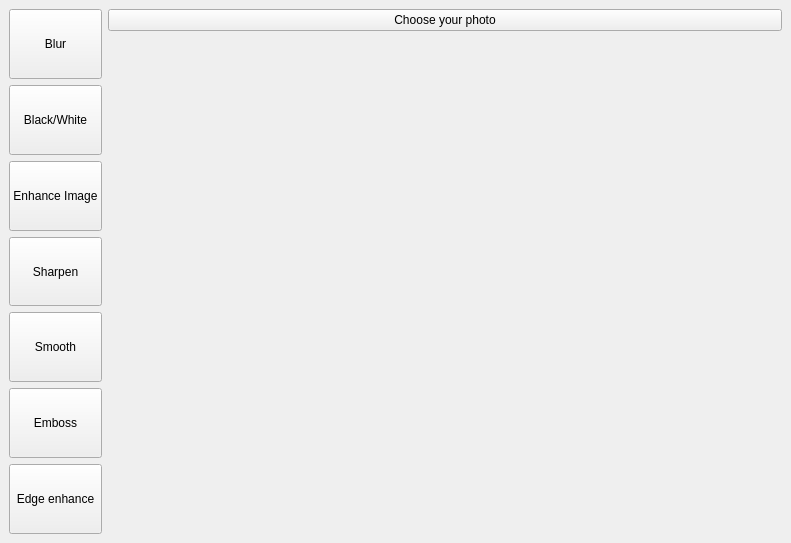
Above: untitled.ui from XBOPb/photo_editor before the change. Below: the same form after it.
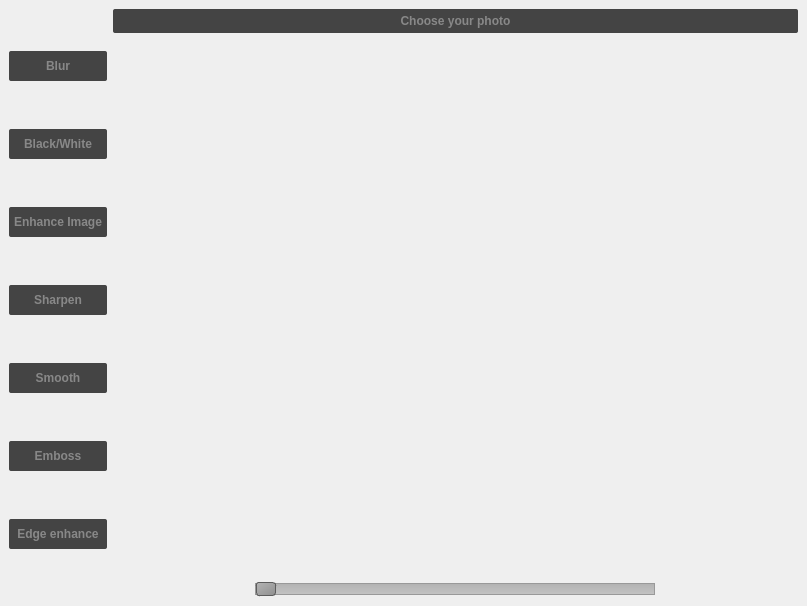
That is the form after the change.

Commit message: button css

Diff of the .ui file:
```diff
--- a/untitled.ui
+++ b/untitled.ui
@@ -6,8 +6,8 @@
    <rect>
     <x>0</x>
     <y>0</y>
-    <width>791</width>
-    <height>543</height>
+    <width>807</width>
+    <height>606</height>
    </rect>
   </property>
   <property name="windowTitle">
@@ -21,12 +21,29 @@
        <layout class="QVBoxLayout" name="verticalLayout_4">
         <item>
          <widget class="QPushButton" name="blur">
+          <property name="minimumSize">
+           <size>
+            <width>90</width>
+            <height>0</height>
+           </size>
+          </property>
           <property name="maximumSize">
            <size>
             <width>100</width>
-            <height>100</height>
+            <height>30</height>
            </size>
           </property>
+          <property name="styleSheet">
+           <string notr="true">QPushButton {
+	color: #888888;
+	font-weight: bold;
+    border: none;
+	padding: 5px;
+    border-radius: 2px;
+    background-color: #444444;
+    min-width: 80px;
+}</string>
+          </property>
           <property name="text">
            <string>Blur</string>
           </property>
@@ -34,12 +51,29 @@
         </item>
         <item>
          <widget class="QPushButton" name="black_white">
+          <property name="minimumSize">
+           <size>
+            <width>90</width>
+            <height>0</height>
+           </size>
+          </property>
           <property name="maximumSize">
            <size>
             <width>100</width>
-            <height>100</height>
+            <height>30</height>
            </size>
           </property>
+          <property name="styleSheet">
+           <string notr="true">QPushButton {
+	color: #888888;
+	font-weight: bold;
+    border: none;
+	padding: 5px;
+    border-radius: 2px;
+    background-color: #444444;
+    min-width: 80px;
+}</string>
+          </property>
           <property name="text">
            <string>Black/White</string>
           </property>
@@ -47,12 +81,29 @@
         </item>
         <item>
          <widget class="QPushButton" name="enhance">
+          <property name="minimumSize">
+           <size>
+            <width>90</width>
+            <height>0</height>
+           </size>
+          </property>
           <property name="maximumSize">
            <size>
             <width>100</width>
-            <height>100</height>
+            <height>30</height>
            </size>
           </property>
+          <property name="styleSheet">
+           <string notr="true">QPushButton {
+	color: #888888;
+	font-weight: bold;
+    border: none;
+	padding: 5px;
+    border-radius: 2px;
+    background-color: #444444;
+    min-width: 80px;
+}</string>
+          </property>
           <property name="text">
            <string>Enhance Image</string>
           </property>
@@ -60,12 +111,29 @@
         </item>
         <item>
          <widget class="QPushButton" name="sharpen">
+          <property name="minimumSize">
+           <size>
+            <width>90</width>
+            <height>0</height>
+           </size>
+          </property>
           <property name="maximumSize">
            <size>
             <width>100</width>
-            <height>100</height>
+            <height>30</height>
            </size>
           </property>
+          <property name="styleSheet">
+           <string notr="true">QPushButton {
+	color: #888888;
+	font-weight: bold;
+    border: none;
+	padding: 5px;
+    border-radius: 2px;
+    background-color: #444444;
+    min-width: 80px;
+}</string>
+          </property>
           <property name="text">
            <string>Sharpen</string>
           </property>
@@ -73,12 +141,29 @@
         </item>
         <item>
          <widget class="QPushButton" name="smooth">
+          <property name="minimumSize">
+           <size>
+            <width>90</width>
+            <height>0</height>
+           </size>
+          </property>
           <property name="maximumSize">
            <size>
             <width>100</width>
-            <height>100</height>
+            <height>30</height>
            </size>
           </property>
+          <property name="styleSheet">
+           <string notr="true">QPushButton {
+	color: #888888;
+	font-weight: bold;
+    border: none;
+	padding: 5px;
+    border-radius: 2px;
+    background-color: #444444;
+    min-width: 80px;
+}</string>
+          </property>
           <property name="text">
            <string>Smooth</string>
           </property>
@@ -86,12 +171,29 @@
         </item>
         <item>
          <widget class="QPushButton" name="emboss">
+          <property name="minimumSize">
+           <size>
+            <width>90</width>
+            <height>0</height>
+           </size>
+          </property>
           <property name="maximumSize">
            <size>
             <width>100</width>
-            <height>100</height>
+            <height>30</height>
            </size>
           </property>
+          <property name="styleSheet">
+           <string notr="true">QPushButton {
+	color: #888888;
+	font-weight: bold;
+    border: none;
+	padding: 5px;
+    border-radius: 2px;
+    background-color: #444444;
+    min-width: 80px;
+}</string>
+          </property>
           <property name="text">
            <string>Emboss</string>
           </property>
@@ -99,12 +201,29 @@
         </item>
         <item>
          <widget class="QPushButton" name="edge_enhance">
+          <property name="minimumSize">
+           <size>
+            <width>90</width>
+            <height>0</height>
+           </size>
+          </property>
           <property name="maximumSize">
            <size>
             <width>100</width>
-            <height>100</height>
+            <height>30</height>
            </size>
           </property>
+          <property name="styleSheet">
+           <string notr="true">QPushButton {
+	color: #888888;
+	font-weight: bold;
+    border: none;
+	padding: 5px;
+    border-radius: 2px;
+    background-color: #444444;
+    min-width: 80px;
+}</string>
+          </property>
           <property name="text">
            <string>Edge enhance</string>
           </property>
@@ -116,6 +235,17 @@
        <layout class="QVBoxLayout" name="verticalLayout_6">
         <item>
          <widget class="QPushButton" name="photo_choice_button">
+          <property name="styleSheet">
+           <string notr="true">QPushButton {
+	color: #888888;
+	font-weight: bold;
+    border: none;
+	padding: 5px;
+    border-radius: 2px;
+    background-color: #444444;
+    min-width: 80px;
+}</string>
+          </property>
           <property name="text">
            <string>Choose your photo</string>
           </property>
@@ -128,6 +258,67 @@
           </property>
          </widget>
         </item>
+        <item alignment="Qt::AlignHCenter">
+         <widget class="QSlider" name="effect_slider">
+          <property name="sizePolicy">
+           <sizepolicy hsizetype="Minimum" vsizetype="Fixed">
+            <horstretch>0</horstretch>
+            <verstretch>0</verstretch>
+           </sizepolicy>
+          </property>
+          <property name="minimumSize">
+           <size>
+            <width>400</width>
+            <height>0</height>
+           </size>
+          </property>
+          <property name="maximumSize">
+           <size>
+            <width>400</width>
+            <height>16777215</height>
+           </size>
+          </property>
+          <property name="styleSheet">
+           <string notr="true">QSlider::groove:horizontal {
+    border: 1px solid #999999;
+    height: 10px; /* the groove expands to the size of the slider by default. by giving it a height, it has a fixed size */
+    background: qlineargradient(x1:0, y1:0, x2:0, y2:1, stop:0 #B1B1B1, stop:1 #c4c4c4);
+    margin: 2px 0;
+}
+
+QSlider::handle:horizontal {
+    background: qlineargradient(x1:0, y1:0, x2:1, y2:1, stop:0 #b4b4b4, stop:1 #8f8f8f);
+    border: 1px solid #5c5c5c;
+    width: 18px;
+    margin: -2px 0; /* handle is placed by default on the contents rect of the groove. Expand outside the groove */
+    border-radius: 3px;
+}
+
+QSlider::groove:vertical {
+    background: red;
+    position: absolute; /* absolutely position 4px from the left and right of the widget. setting margins on the widget should work too... */
+    left: 4px; right: 4px;
+}
+
+QSlider::handle:vertical {
+    height: 10px;
+    background: green;
+    margin: 0 -4px; /* expand outside the groove */
+}
+
+QSlider::add-page:vertical {
+    background: white;
+}
+
+QSlider::sub-page:vertical {
+    background: pink;
+}</string>
+          </property>
+          <property name="orientation">
+           <enum>Qt::Horizontal</enum>
+          </property>
+         </widget>
+        </item>
        </layout>
       </item>
      </layout>
```
The commit also changes 2 other files.
